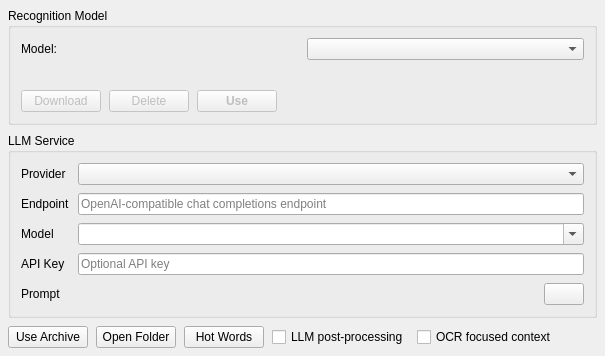
Before: the Qt Designer form src/asr_setting_widget.ui in xiaodaxia-2008/TalkInput, drawn with Qt 5.
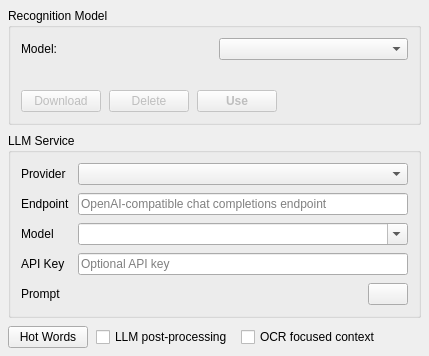
After: the same form once the commit is applied.

Commit message: Remove archive import + Open Folder; simplify hotwords to array-only

```diff
--- a/src/asr_setting_widget.ui
+++ b/src/asr_setting_widget.ui
@@ -251,28 +251,8 @@
    </item>
    <item>
     <layout class="QHBoxLayout" name="bottomRow">
-     <item>
-      <widget class="QPushButton" name="archiveButton">
-       <property name="toolTip">
-        <string>Import and extract a model archive</string>
-       </property>
-       <property name="text">
-        <string>Use Archive</string>
-       </property>
-      </widget>
-     </item>
-     <item>
-      <widget class="QPushButton" name="openButton">
-       <property name="toolTip">
-        <string>Open model cache directory</string>
-       </property>
-       <property name="text">
-        <string>Open Folder</string>
-       </property>
-      </widget>
-     </item>
-     <item>
-      <widget class="QPushButton" name="hotwordsButton">
+      <item>
+       <widget class="QPushButton" name="hotwordsButton">
        <property name="toolTip">
         <string>Edit hot words</string>
        </property>
```
The commit also changes 4 other files.
